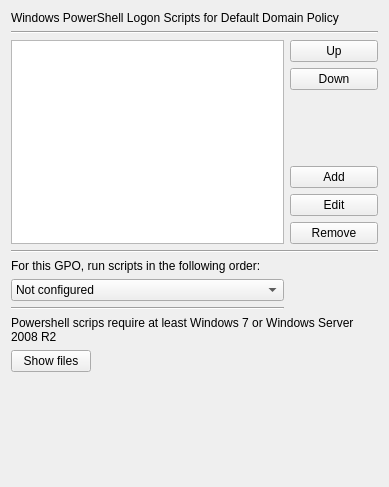
Above: src/plugins/scripts/scriptspowershellwidget.ui from august-alt/gpui before the change. Below: the same form after it.
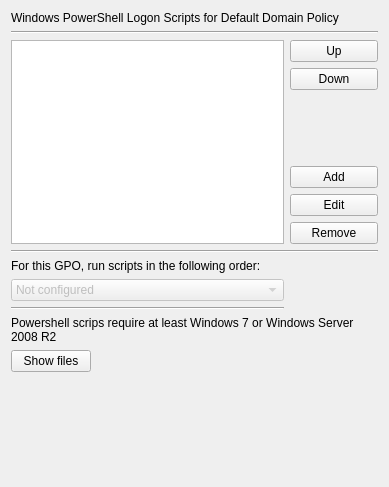
That is the form after the change.

Commit message: feat: disable order widget

```diff
--- a/src/plugins/scripts/scriptspowershellwidget.ui
+++ b/src/plugins/scripts/scriptspowershellwidget.ui
@@ -16,6 +16,9 @@
   <layout class="QGridLayout" name="gridLayout">
    <item row="11" column="0">
     <widget class="QComboBox" name="runComboBox">
+     <property name="enabled">
+      <bool>false</bool>
+     </property>
      <item>
       <property name="text">
        <string>Not configured</string>
```
